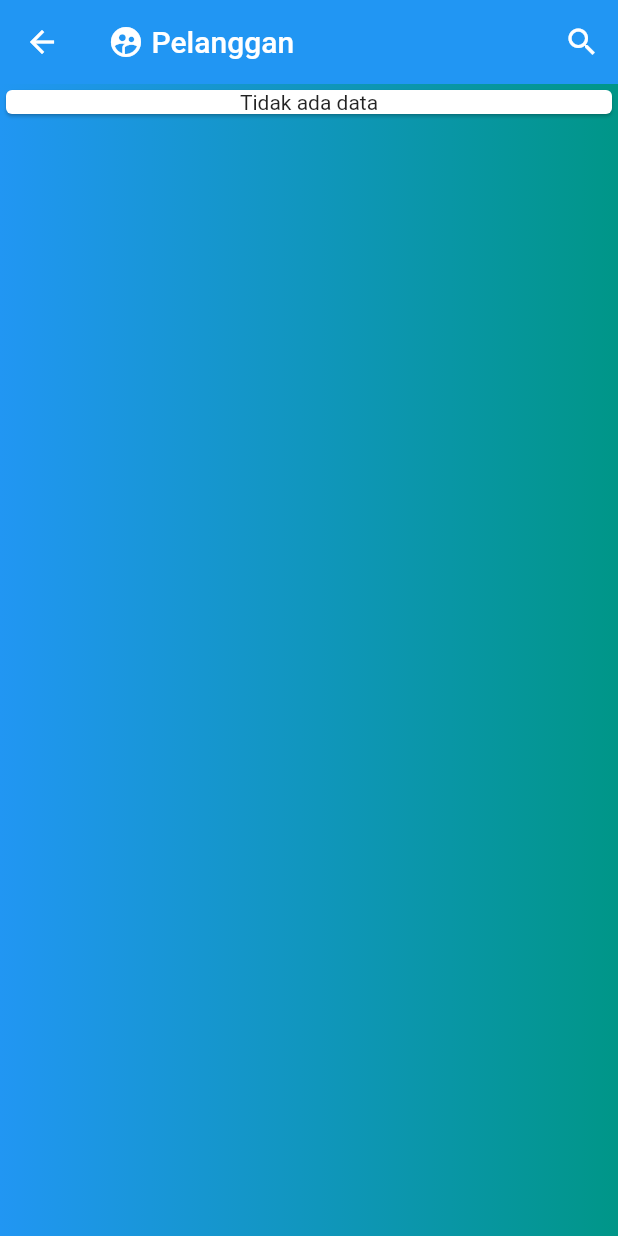
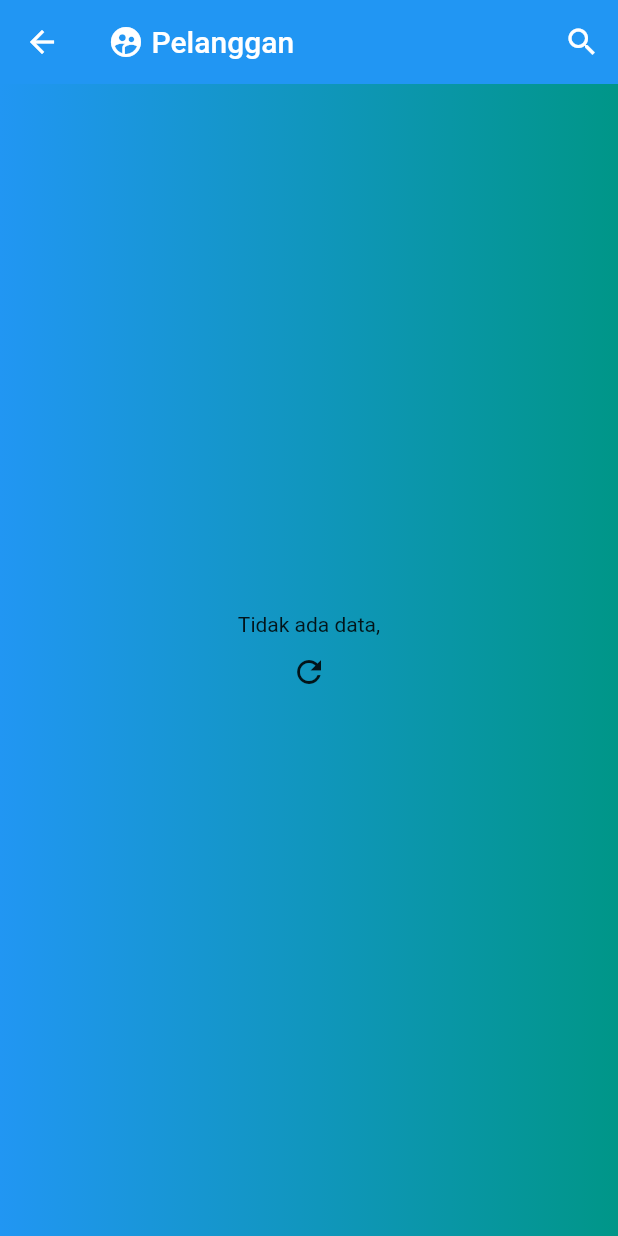
Before and after one commit to wandypurnomo/catet_meter, a Flutter app: the ListPelanggan screen opened by its route, on a phone screen of 412 x 824 dp. Run offline on Flutter 3.47's test engine with Material 2 defaults, Android fonts, the phone set to English and light mode, and no system bars; our stand-ins replace fluttertoast, geolocator, image_cropper, image_picker, shared_preferences; missing offline and left inert: flutter_mobile_vision, incrementally_loading_listview; accounts and stored records are empty; network calls fail.

Commit message:
fixing lazy load

```diff
--- a/lib/models/pelanggan.dart
+++ b/lib/models/pelanggan.dart
@@ -75,6 +75,8 @@ class InputData{
   String angkaAkhir;
   String statusMeteran;
   String fotoMeteran;
+  String latitude;
+  String longitude;
 
   toMap(){
     return {
@@ -83,6 +85,8 @@ class InputData{
       "angka_akhir":angkaAkhir,
       "status_meteran":statusMeteran,
       "foto_meteran":fotoMeteran,
+      "latitude":latitude,
+      "longitude":longitude,
     };
   }
 }
--- a/lib/screens/pelanggan/list_pelanggan.dart
+++ b/lib/screens/pelanggan/list_pelanggan.dart
@@ -1,7 +1,9 @@
+import 'dart:ui';
+
 import 'package:flutter/material.dart';
+import 'package:flutter/rendering.dart';
 import 'package:incrementally_loading_listview/incrementally_loading_listview.dart';
 import 'package:pdam/models/paginated_data.dart';
-import 'package:pdam/models/tagihan.dart';
 import 'package:scoped_model/scoped_model.dart';
 import '../../models/pelanggan.dart';
 import '../../state.dart' as AppState;
@@ -18,6 +20,7 @@ class _ListPelangganState extends State<ListPelanggan> {
   int _currentPage;
   PaginatedData<Pelanggan> _paginatedData;
   List<Pelanggan> _items;
+  bool _loadingDetail;
 
   bool _searchActive;
   TextEditingController _c;
@@ -25,6 +28,7 @@ class _ListPelangganState extends State<ListPelanggan> {
   @override
   void initState() {
     _searchActive = false;
+    _loadingDetail = false;
     _c = TextEditingController();
     _currentPage = 1;
     _paginatedData = null;
@@ -34,15 +38,18 @@ class _ListPelangganState extends State<ListPelanggan> {
       _refreshIndicatorKey.currentState?.show();
     });
 
+
     super.initState();
+
+
   }
 
   @override
   Widget build(BuildContext context) {
-    final _state =
-        ScopedModel.of<AppState.State>(context, rebuildOnChange: true);
-
-    return Scaffold(
+    return Stack(
+      fit: StackFit.expand,
+      children: <Widget>[
+        Scaffold(
           appBar: AppBar(
             title: _searchActive ? TextField(
               onChanged: (x)async{
@@ -73,22 +80,40 @@ class _ListPelangganState extends State<ListPelanggan> {
                 ],
               ),
             ),
-        child: _state.model.pelanggan.length == 0
-            ? _emptyResult()
-            : _result(context),
+            child: _result(context),
           ),
+        ),
+        Visibility(
+          visible: _loadingDetail,
+          child: BackdropFilter(
+            filter: ImageFilter.blur(sigmaX: 10.0,sigmaY: 10.0),
+            child: Container(
+              child: Center(
+                child: CircularProgressIndicator(),
+              ),
+            ),
+          ),
+        ),
+      ],
     );
   }
 
   _emptyResult() {
-    return ListView(
+    return Container(
+      height: MediaQuery.of(context).size.height,
+      child: Column(
+        crossAxisAlignment: CrossAxisAlignment.stretch,
+        mainAxisAlignment: MainAxisAlignment.center,
         children: <Widget>[
-        Card(
-          child: Center(
-            child: Text("Tidak ada data"),
+          Text("Tidak ada data,",textAlign: TextAlign.center,),
+          IconButton(
+            icon: Icon(Icons.refresh),
+            onPressed: (){
+              _refreshIndicatorKey.currentState?.show();
+            },
+          )
+        ],
       ),
-        ),
-      ],
     );
   }
 
@@ -98,7 +123,7 @@ class _ListPelangganState extends State<ListPelanggan> {
       onRefresh: () async {
         await _getData(page: 1,refresh: true);
       },
-      child: _listContent(context),
+      child: _items.length == 0 ? _emptyResult():_listContent(context),
     );
   }
 
@@ -108,11 +133,13 @@ class _ListPelangganState extends State<ListPelanggan> {
     return Container(
       child: InkWell(
         onTap: () async{
-          DetailPelanggan d =
-          await _state.getDetailPelanggan(kode: p.kode);
-
-          DetailTagihan t = await _state.getDetailTagihan(kode: p.kode);
-
+          setState(() {
+            _loadingDetail = true;
+          });
+          DetailPelanggan d = await _state.getDetailPelanggan(kode: p.kode);
+          setState(() {
+            _loadingDetail = false;
+          });
           if (d != null) {
             Navigator.push(
               context,
@@ -136,6 +163,7 @@ class _ListPelangganState extends State<ListPelanggan> {
   }
 
   _getData({int page:1,bool refresh:false}) async{
+    print("getting data");
     if(refresh){
       setState(() => _items.clear());
     }
@@ -173,8 +201,6 @@ class _ListPelangganState extends State<ListPelanggan> {
           return _pelangganItem(context, _item);
         },
       );
-    }else{
-      return _emptyResult();
     }
   }
 }
--- a/lib/screens/root.dart
+++ b/lib/screens/root.dart
@@ -15,6 +15,7 @@ class Root extends StatelessWidget {
 
     return MaterialApp(
       title: "Catat Meteran PDAM",
+      debugShowCheckedModeBanner: false,
       theme: ThemeData(
         appBarTheme: AppBarTheme(
           color: Colors.blue,
--- a/lib/state.dart
+++ b/lib/state.dart
@@ -12,7 +12,6 @@ class State extends Model{
 
   Future<void> init() async{
     await profile();
-    await getPelanggan();
   }
 
   Future<void> profile() async{
@@ -23,6 +22,8 @@ class State extends Model{
       }else{
         model.isLoggedIn = false;
       }
+    }).catchError((error){
+      model.isLoggedIn = false;
     });
   }
 
```
Also changed, not shown: lib/main.dart (+10 -0 lines), lib/repositories.dart (+8 -6 lines), lib/screens/pelanggan/kirim_data.dart (+30 -5 lines), lib/utils/request.dart (+3 -114 lines), 1 other file. Lines whose indentation alone changed are shown as unchanged.
